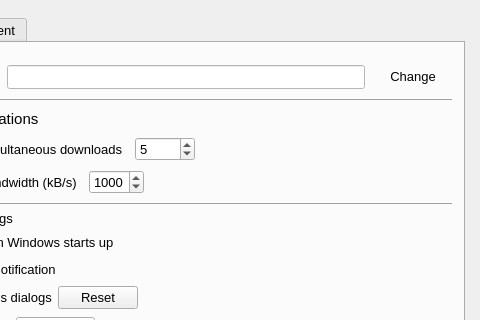
aliakseis/LIII, file src/gui/preferences.ui: the form before one commit; both pictures show x 125 to 605 and y 0 to 320 of the 605 by 440 pixel window.
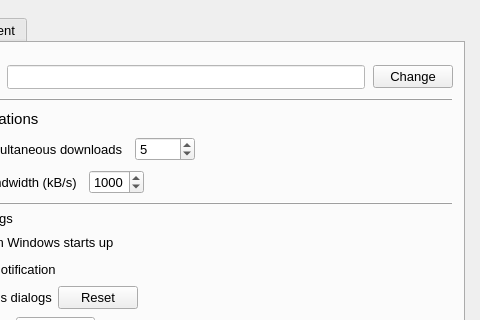
The form after the commit. Icons and pictures are not drawn. Custom widgets are drawn as their Qt base class.

What changed in the file:
```diff
--- a/src/gui/preferences.ui
+++ b/src/gui/preferences.ui
@@ -284,7 +284,7 @@
                  <bool>false</bool>
                 </property>
                 <property name="flat">
-                 <bool>true</bool>
+                 <bool>false</bool>
                 </property>
                </widget>
               </item>
```
